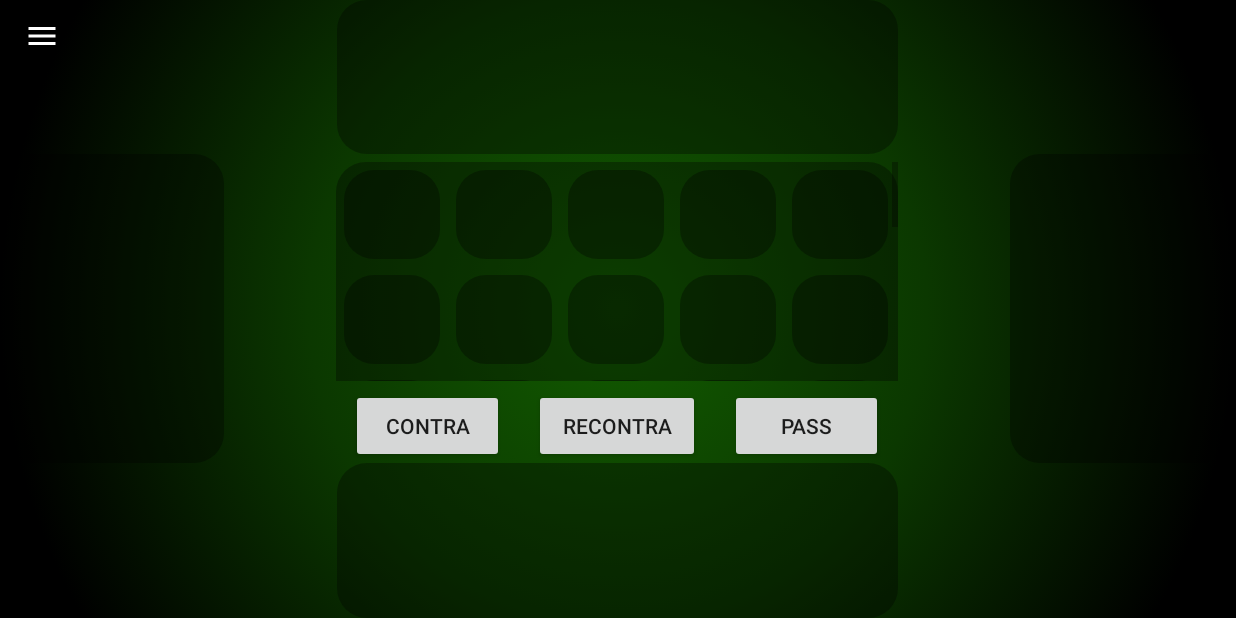
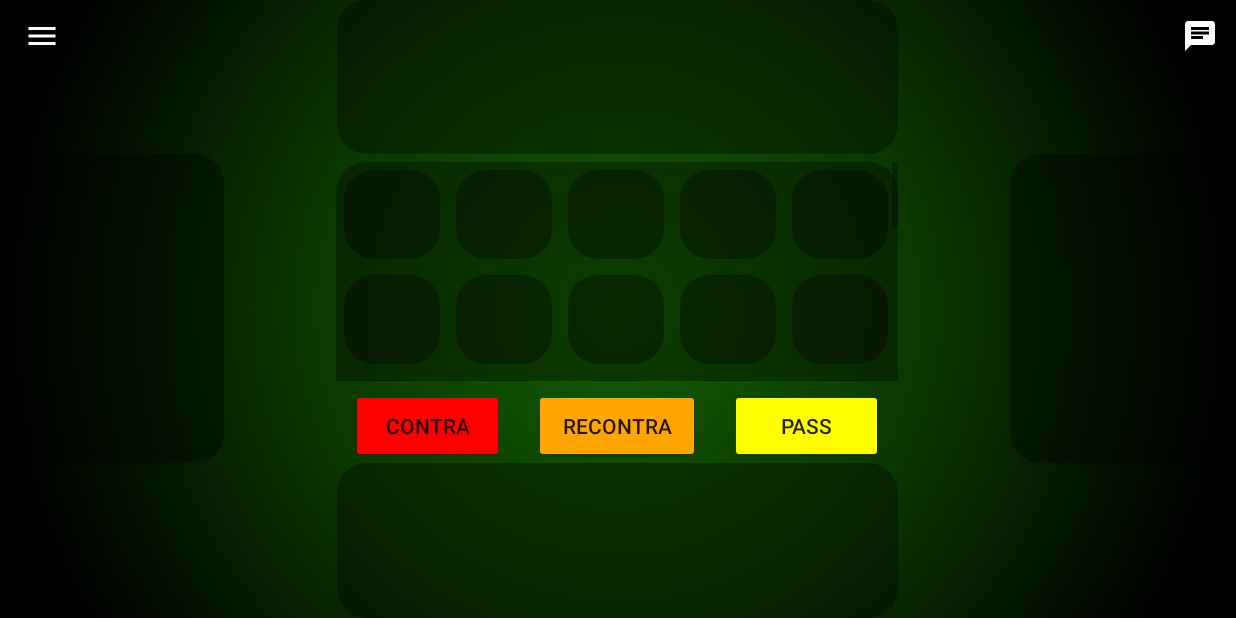
Before and after one commit to nickkkcc/Bridge-game, an Android app: the GameActivity screen opened directly, with no data from a screen before it, on a phone screen of 824 x 412 dp (held sideways). Run offline under Robolectric (Android 15) with nearby library versions, the phone set to English and light mode, and no system bars.

Commit message:
Add chat in game

```diff
--- a/Bridge-android/app/src/main/java/ru/poly/bridgeandroid/GameActivity.java
+++ b/Bridge-android/app/src/main/java/ru/poly/bridgeandroid/GameActivity.java
@@ -1,11 +1,17 @@
 package ru.poly.bridgeandroid;
 
 import android.os.Bundle;
+import android.text.Html;
+import android.text.SpannableStringBuilder;
+import android.view.Menu;
 import android.view.MenuItem;
+import android.view.View;
+import android.widget.TextView;
 
 import androidx.annotation.NonNull;
 import androidx.annotation.Nullable;
 import androidx.appcompat.app.ActionBarDrawerToggle;
+import androidx.appcompat.app.AlertDialog;
 import androidx.appcompat.app.AppCompatActivity;
 import androidx.appcompat.widget.Toolbar;
 import androidx.core.view.ViewCompat;
@@ -40,7 +46,65 @@ public class GameActivity extends AppCompatActivity {
     }
 
     @Override
+    public boolean onCreateOptionsMenu(Menu menu) {
+        // R.menu.mymenu is a reference to an xml file named mymenu.xml which should be inside your res/menu directory.
+        // If you don't have res/menu, just create a directory named "menu" inside res
+        getMenuInflater().inflate(R.menu.game_toolbar_menu, menu);
+        return super.onCreateOptionsMenu(menu);
+    }
+
+    @Override
     public boolean onOptionsItemSelected(@NonNull MenuItem item) {
+        switch (item.getItemId()) {
+            case R.id.game_toolbar_chat:
+                AlertDialog.Builder builder = new AlertDialog.Builder(this);
+                View popupChatView = getLayoutInflater().inflate(R.layout.popup_chat, null);
+                TextView popupChatTextView = popupChatView.findViewById(R.id.popup_chat_text);
+
+                String chatString = "<b>Алёша</b>: Всем привет!<br>" +
+                        "<b>Серёжа</b>: Привет!<br>" +
+                        "<b>Олег</b>: Привет, мы готовы.<br>" +
+                        "<b>Серёжа</b>: Мы победим :)<br>" +
+                        "<b>Гена</b>: Удачи!<br>" +
+                        "<b>Серёжа</b>: У лукоморья дуб зелёный;<br>" +
+                        "Златая цепь на дубе том:<br>" +
+                        "И днём и ночью кот учёный<br>" +
+                        "Всё ходит по цепи кругом;<br>" +
+                        "Идёт направо — песнь заводит,<br>" +
+                        "Налево — сказку говорит.<br>" +
+                        "Там чудеса: там леший бродит,<br>" +
+                        "Русалка на ветвях сидит;<br>" +
+                        "Там на неведомых дорожках<br>" +
+                        "Следы невиданных зверей;<br>" +
+                        "Избушка там на курьих ножках<br>" +
+                        "Стоит без окон, без дверей;<br>" +
+                        "Там лес и дол видений полны;<br>" +
+                        "Там о заре прихлынут волны<br>" +
+                        "На брег песчаный и пустой,<br>" +
+                        "И тридцать витязей прекрасных<br>" +
+                        "Чредой из вод выходят ясных,<br>" +
+                        "И с ними дядька их морской;<br>" +
+                        "Там королевич мимоходом<br>" +
+                        "Пленяет грозного царя;<br>" +
+                        "Там в облаках перед народом<br>" +
+                        "Через леса, через моря<br>" +
+                        "Колдун несёт богатыря;<br>" +
+                        "В темнице там царевна тужит,<br>" +
+                        "А бурый волк ей верно служит;<br>" +
+                        "Там ступа с Бабою Ягой<br>" +
+                        "Идёт, бредёт сама собой,<br>" +
+                        "Там царь Кащей над златом чахнет;<br>" +
+                        "Там русский дух… там Русью пахнет!<br>" +
+                        "И там я был, и мёд я пил;<br>" +
+                        "У моря видел дуб зелёный;<br>" +
+                        "Под ним сидел, и кот учёный<br>" +
+                        "Свои мне сказки говорил.";
+                popupChatTextView.setText(Html.fromHtml(chatString));
+
+                builder.setView(popupChatView);
+                AlertDialog dialog = builder.create();
+                dialog.show();
+        }
         if (actionBarDrawerToggleMenu.onOptionsItemSelected(item)) {
             return true;
         }
--- /dev/null
+++ b/Bridge-android/app/src/main/res/drawable/ic_baseline_chat_24.xml
@@ -0,0 +1,10 @@
+<vector xmlns:android="http://schemas.android.com/apk/res/android"
+    android:width="24dp"
+    android:height="24dp"
+    android:viewportWidth="24"
+    android:viewportHeight="24"
+    android:tint="?attr/colorControlNormal">
+  <path
+      android:fillColor="@android:color/white"
+      android:pathData="M20,2L4,2c-1.1,0 -1.99,0.9 -1.99,2L2,22l4,-4h14c1.1,0 2,-0.9 2,-2L22,4c0,-1.1 -0.9,-2 -2,-2zM6,9h12v2L6,11L6,9zM14,14L6,14v-2h8v2zM18,8L6,8L6,6h12v2z"/>
+</vector>
--- a/Bridge-android/app/src/main/res/layout/fragment_bargaining.xml
+++ b/Bridge-android/app/src/main/res/layout/fragment_bargaining.xml
@@ -1,6 +1,7 @@
 <?xml version="1.0" encoding="utf-8"?>
 <LinearLayout
     xmlns:android="http://schemas.android.com/apk/res/android"
+    xmlns:app="http://schemas.android.com/apk/res-auto"
     android:layout_width="match_parent"
     android:layout_height="match_parent"
     android:orientation="vertical">
@@ -30,10 +31,12 @@
                     android:padding="20dp"
                     android:layout_margin="5dp"
                     android:background="@drawable/table_background" />
+
                 <TextView
+                    android:layout_margin="5dp"
+                    android:background="@drawable/table_background"
                     android:padding="20dp"
-                    android:layout_margin="5dp"
-                    android:background="@drawable/table_background" />
+                    android:textColor="#FB8C00" />
                 <TextView
                     android:padding="20dp"
                     android:layout_margin="5dp"
@@ -191,34 +194,37 @@
             android:id="@+id/button_contra"
             android:layout_width="wrap_content"
             android:layout_height="match_parent"
+            android:layout_marginStart="10dp"
+            android:layout_marginLeft="10dp"
+            android:layout_marginEnd="10dp"
+            android:layout_marginRight="10dp"
+            android:layout_weight="1"
             android:text="@string/contra"
-            android:layout_weight="1"
-            android:layout_marginLeft="10dp"
-            android:layout_marginStart="10dp"
-            android:layout_marginRight="10dp"
-            android:layout_marginEnd="10dp"/>
+            app:backgroundTint="#FF0000" />
 
         <Button
             android:id="@+id/button_recontra"
             android:layout_width="wrap_content"
             android:layout_height="match_parent"
+            android:layout_marginStart="10dp"
+            android:layout_marginLeft="10dp"
+            android:layout_marginEnd="10dp"
+            android:layout_marginRight="10dp"
+            android:layout_weight="1"
             android:text="@string/recontra"
-            android:layout_weight="1"
-            android:layout_marginLeft="10dp"
-            android:layout_marginStart="10dp"
-            android:layout_marginRight="10dp"
-            android:layout_marginEnd="10dp"/>
+            app:backgroundTint="#FFA500" />
 
         <Button
             android:id="@+id/button_pass"
             android:layout_width="wrap_content"
             android:layout_height="match_parent"
+            android:layout_marginStart="10dp"
+            android:layout_marginLeft="10dp"
+            android:layout_marginEnd="10dp"
+            android:layout_marginRight="10dp"
             android:layout_weight="1"
             android:text="@string/pass"
-            android:layout_marginLeft="10dp"
-            android:layout_marginStart="10dp"
-            android:layout_marginRight="10dp"
-            android:layout_marginEnd="10dp"/>
+            app:backgroundTint="#FFFF00" />
     </LinearLayout>
 
 </LinearLayout>
--- /dev/null
+++ b/Bridge-android/app/src/main/res/menu/game_toolbar_menu.xml
@@ -0,0 +1,10 @@
+<?xml version="1.0" encoding="utf-8"?>
+<menu xmlns:android="http://schemas.android.com/apk/res/android"
+    xmlns:app="http://schemas.android.com/apk/res-auto">
+    <item
+        android:id="@+id/game_toolbar_chat"
+        android:icon="@drawable/ic_baseline_chat_24"
+        app:showAsAction="always"
+        android:title="Chat">
+    </item>
+</menu>
--- a/Bridge-android/app/src/main/res/values/strings.xml
+++ b/Bridge-android/app/src/main/res/values/strings.xml
@@ -16,4 +16,5 @@
     <string name="contra">Contra</string>
     <string name="recontra">Recontra</string>
     <string name="pass">Pass</string>
+    <string name="chat">Чат</string>
 </resources>
```
Also changed, not shown: Bridge-android/app/src/main/res/drawable/fragment_button.xml (added, +18 -0 lines), Bridge-android/app/src/main/res/drawable/ic_baseline_send_24.xml (added, +11 -0 lines), Bridge-android/app/src/main/res/layout/popup_chat.xml (added, +70 -0 lines).
